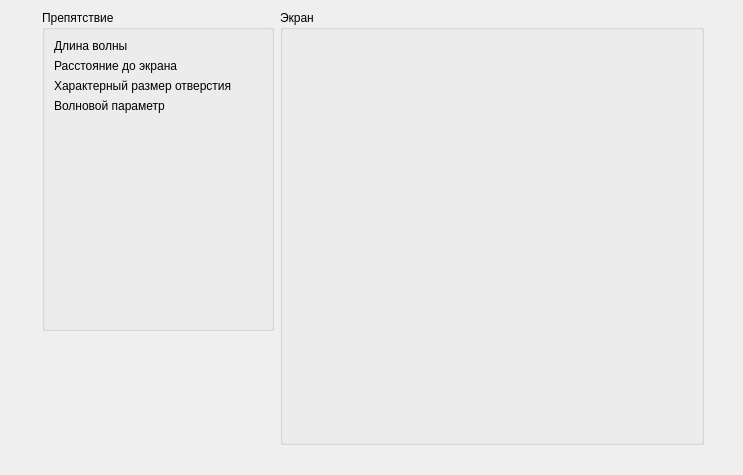
Above: graphics/demo_window.ui from savilova/diffraction before the change. Below: the same form after it.
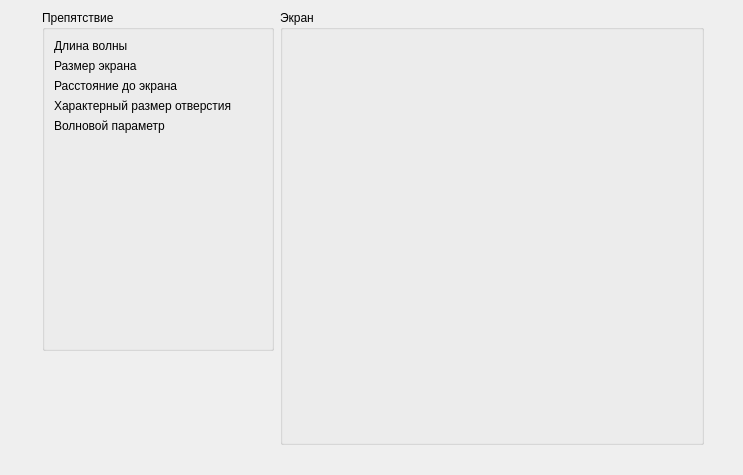
That is the form after the change.

Commit message: fancy working demo window

The edit to the form file:
```diff
--- a/graphics/demo_window.ui
+++ b/graphics/demo_window.ui
@@ -59,6 +59,13 @@
              </property>
             </widget>
            </item>
+           <item>
+            <widget class="QLabel" name="param_s">
+             <property name="text">
+              <string>Размер экрана</string>
+             </property>
+            </widget>
+           </item>
            <item>
             <widget class="QLabel" name="param_z">
              <property name="text">
```
Left out of the diff: 2 changed lines with no effect on the pictures. The commit also changes 6 other files.
